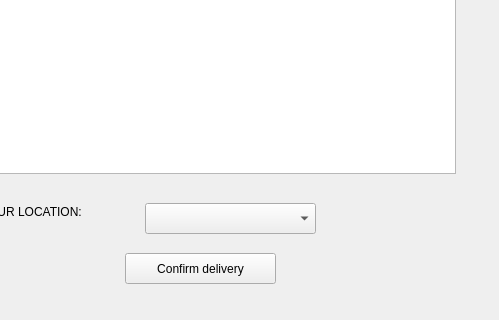
The window that sdi_app/gui/menu_driver.ui (FratiaXd/SDI) describes before a commit, drawn with Qt 5; both pictures show x 95 to 594 and y 187 to 507 of the 594 by 507 pixel window.
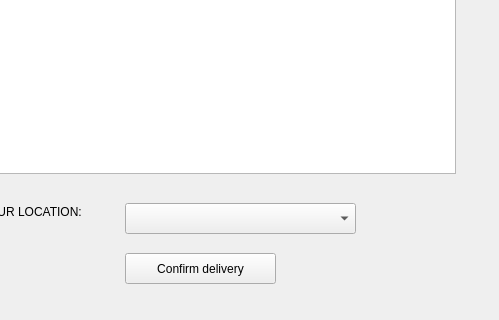
The same window after the commit. The open tabs and pages were chosen to show the change.

The edit to the form file:
```diff
--- a/sdi_app/gui/menu_driver.ui
+++ b/sdi_app/gui/menu_driver.ui
@@ -232,9 +232,9 @@
     <widget class="QComboBox" name="comboBox">
      <property name="geometry">
       <rect>
-       <x>240</x>
+       <x>220</x>
        <y>390</y>
-       <width>171</width>
+       <width>231</width>
        <height>31</height>
       </rect>
      </property>
```
